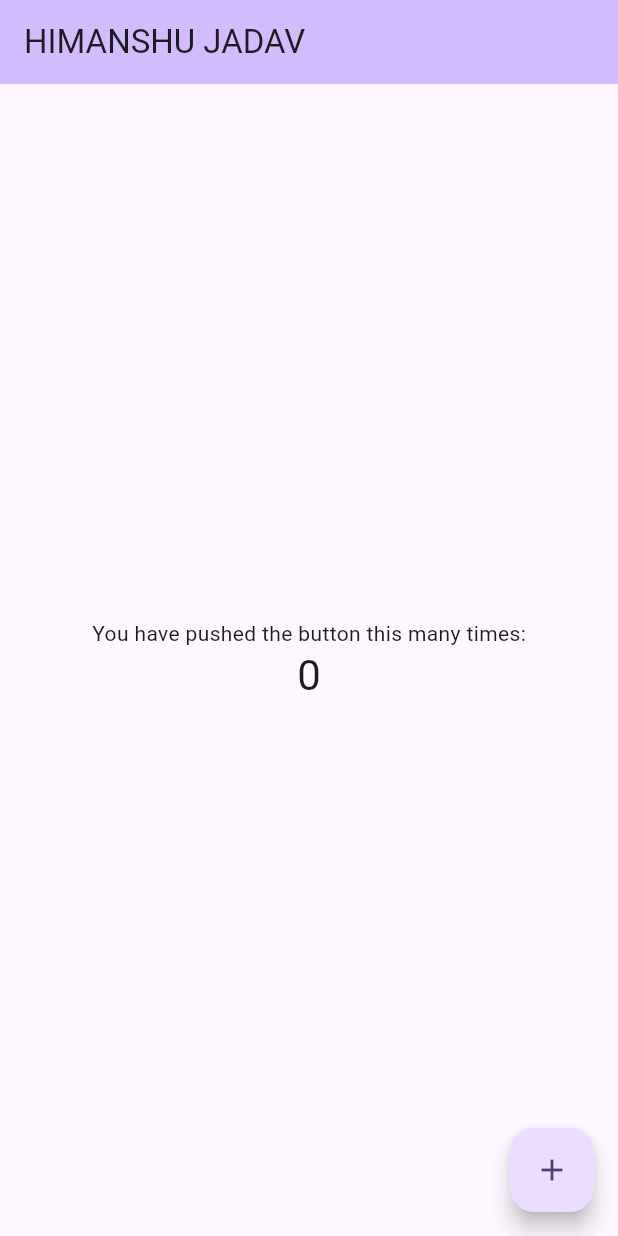
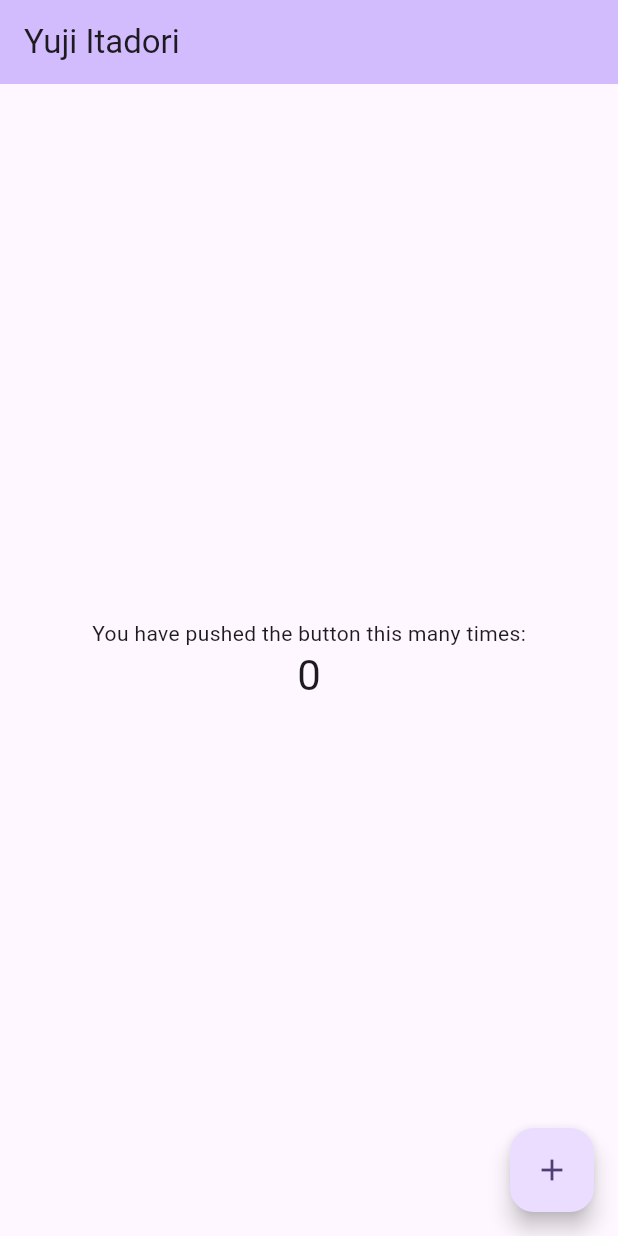
Before and after one commit to HimanshuJadav77/firebasepro, a Flutter app: the screen it shows after launch, on a phone screen of 412 x 824 dp. Run offline on Flutter 3.47's test engine with Material 3 defaults, Android fonts, the phone set to English and light mode, and no system bars; our stand-ins replace firebase_core; accounts and stored records are empty.

Commit message:
title is :yuji itadori

```diff
--- a/lib/main.dart
+++ b/lib/main.dart
@@ -37,7 +37,7 @@ class MyApp extends StatelessWidget {
         colorScheme: ColorScheme.fromSeed(seedColor: Colors.deepPurple),
         useMaterial3: true,
       ),
-      home: const MyHomePage(title: 'HIMANSHU JADAV'),
+      home: const MyHomePage(title: 'Yuji Itadori'),
     );
   }
 }
```
